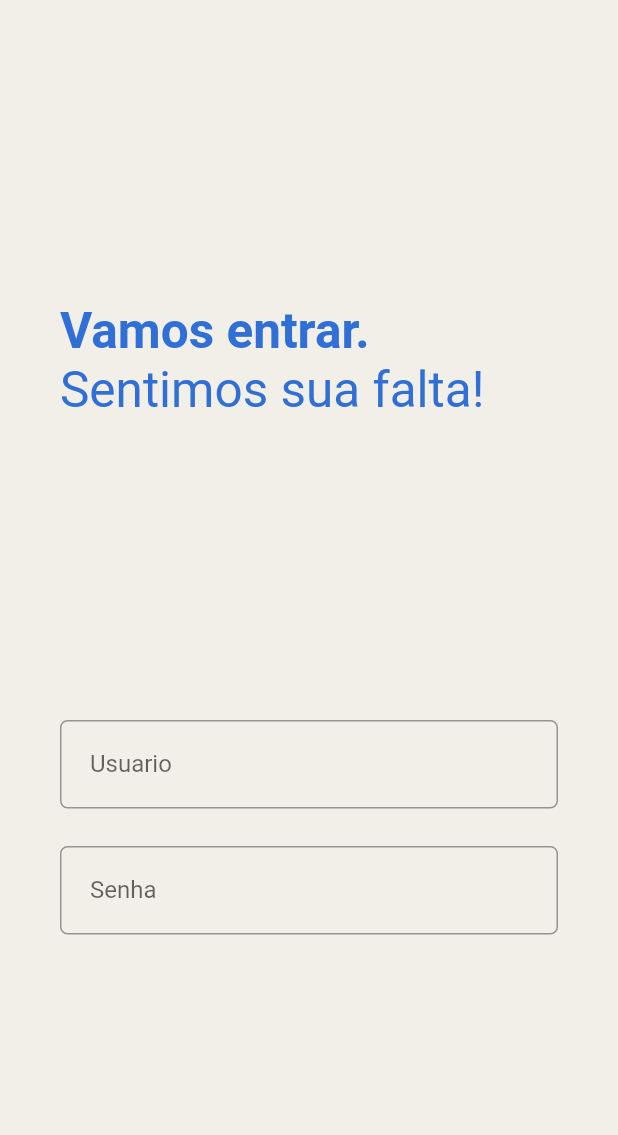
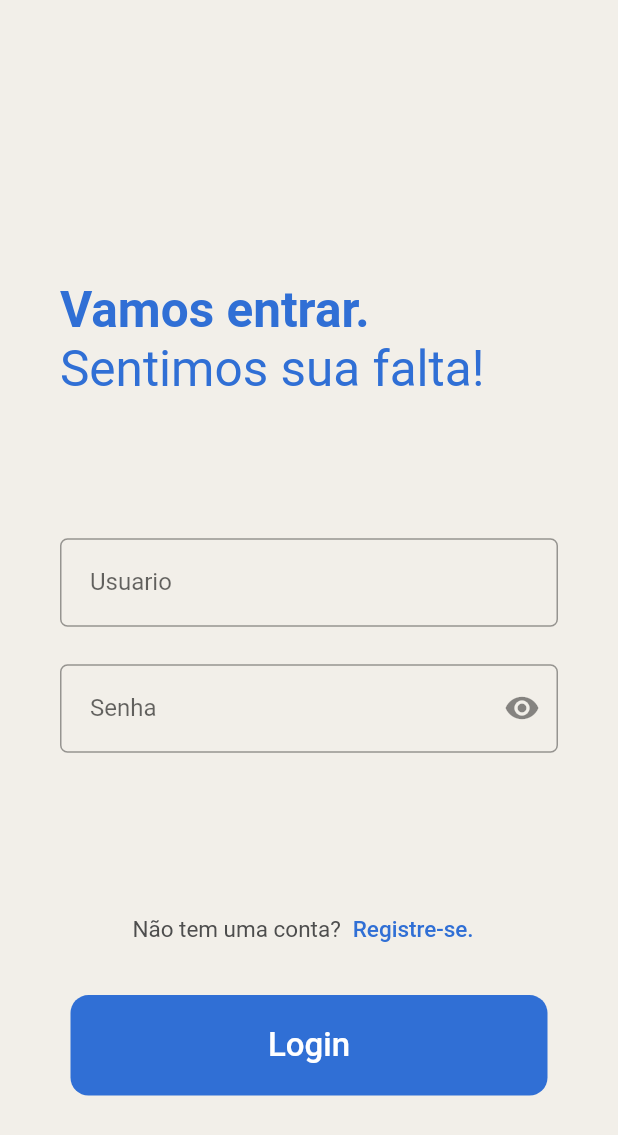
Before and after one commit to RicMerces/TaskzyChallenge, a Flutter app: the screen it shows after launch, after a tap on "Login", on a phone screen of 412 x 824 dp. Shown: the top 1135 px of the screen. Run offline on Flutter 3.47's test engine with Material 2 defaults, Android fonts, the phone set to English and light mode, and no system bars.

Commit message:
Login pt02

```diff
--- a/taskzy/lib/pages/Login.dart
+++ b/taskzy/lib/pages/Login.dart
@@ -8,6 +8,8 @@ class Login extends StatefulWidget {
 }
 
 class _LoginState extends State<Login> {
+  bool _isObscure = true;
+
   @override
   Widget build(BuildContext context) {
     return Scaffold(
@@ -15,6 +17,10 @@ class _LoginState extends State<Login> {
       body: Column(
         mainAxisAlignment: MainAxisAlignment.spaceEvenly,
         children: [
+          Padding(
+            padding: EdgeInsets.zero,
+            child: Container(),
+          ),
           Padding(
               padding: EdgeInsets.only(left: 40, right: 40),
               child: RichText(
@@ -36,27 +42,80 @@ class _LoginState extends State<Login> {
                 children: [
                   Padding(
                     padding: EdgeInsets.only(bottom: 25),
-                    child: TextFormField(
+                    child: TextField(
                       decoration: InputDecoration(
                           contentPadding: EdgeInsets.all(20),
                           border: OutlineInputBorder(
                               borderSide: const BorderSide(
-                                  width: 3, color: Colors.blue),
+                                  width: 3, color: Color(0xff306FD5)),
                               borderRadius: BorderRadius.circular(5)),
                           labelText: 'Usuario'),
                     ),
                   ),
-                  TextFormField(
+                  TextField(
+                    obscureText: _isObscure,
                     decoration: InputDecoration(
-                        contentPadding: EdgeInsets.all(20),
-                        border: OutlineInputBorder(
-                            borderSide:
-                                const BorderSide(width: 3, color: Colors.blue),
-                            borderRadius: BorderRadius.circular(5)),
-                        labelText: 'Senha'),
+                      contentPadding: EdgeInsets.all(20),
+                      border: OutlineInputBorder(
+                          borderSide: const BorderSide(
+                              width: 3, color: Color(0xff306FD5)),
+                          borderRadius: BorderRadius.circular(5)),
+                      labelText: 'Senha',
+                      suffixIcon: IconButton(
+                          icon: Icon(_isObscure
+                              ? Icons.visibility
+                              : Icons.visibility_off),
+                          onPressed: () {
+                            setState(() {
+                              _isObscure = !_isObscure;
+                            });
+                          }),
+                    ),
                   ),
                 ],
               )),
+          Column(
+            children: [
+              Padding(
+                padding: EdgeInsets.only(bottom: 20),
+                child: Row(
+                  mainAxisAlignment: MainAxisAlignment.center,
+                  children: [
+                    const Text(
+                      'Não tem uma conta?',
+                      style: TextStyle(color: Color(0xff4D4D4D), fontSize: 15),
+                    ),
+                    TextButton(
+                        onPressed: () {},
+                        child: const Text(
+                          'Registre-se.',
+                          style: TextStyle(
+                            color: Color(0xff306FD5),
+                            fontSize: 15,
+                          ),
+                        ))
+                  ],
+                ),
+              ),
+              TextButton(
+                onPressed: () {},
+                child: const Text(
+                  'Login',
+                  style: TextStyle(
+                    fontSize: 22,
+                    color: Colors.white,
+                  ),
+                ),
+                style: TextButton.styleFrom(
+                  backgroundColor: Color(0xff306FD5),
+                  fixedSize: Size(318, 67),
+                  shape: RoundedRectangleBorder(
+                    borderRadius: BorderRadius.circular(12),
+                  ),
+                ),
+              )
+            ],
+          ),
         ],
       ),
     );
```
